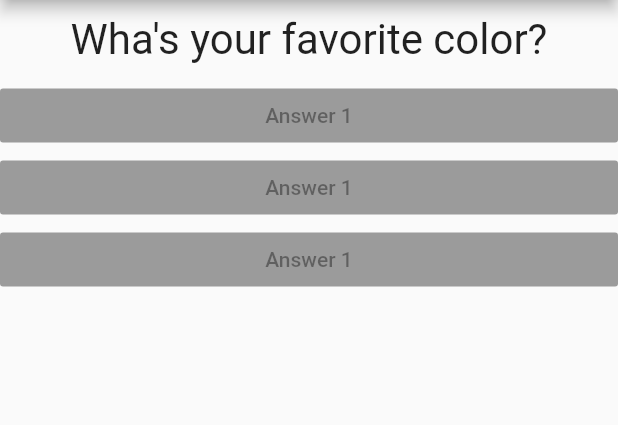
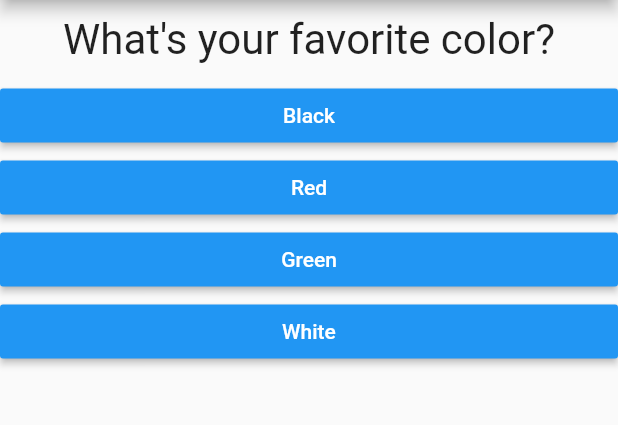
Before and after one commit to ChidiChuks/schmurl_app, a Flutter app: the screen it shows after launch, on a phone screen of 412 x 824 dp, the part 84-509 px from its top. Run offline on Flutter 3.47's test engine with Material 2 defaults, Android fonts, the phone set to English and light mode, and no system bars.

Commit message:
update on the answers options regulated with the questions

```diff
--- a/lib/answer.dart
+++ b/lib/answer.dart
@@ -1,14 +1,20 @@
 import 'package:flutter/material.dart';
 
 class Answer extends StatelessWidget {
+  final Function selectHandler;
+  final String answerText;
+
+  Answer(this.selectHandler, this.answerText);
+
   @override
   Widget build(BuildContext context) {
     return Container(
       width: double.infinity,
       child: RaisedButton(
         color: Colors.blue,
-        child: Text('Answer 1'),
-        onPressed: null,
+        textColor: Colors.white,
+        child: Text(answerText),
+        onPressed: selectHandler,
       ),
     );
   }
--- a/lib/main.dart
+++ b/lib/main.dart
@@ -33,8 +33,18 @@ class _MyAppState extends State<MyApp> {
   @override
   Widget build(BuildContext context) {
     var questions = [
-      'Wha\'s your favorite color?',
-      'What\'s your favorite animal?',
+      {
+        'questionText': 'What\'s your favorite color?',
+        'answers': ['Black', 'Red', 'Green', 'White'],
+      },
+      {
+        'questionText': 'What\'s your favorite animal?',
+        'answers': ['Cat', 'Lion', 'Eagle', 'Snake']
+      },
+      {
+        'questionText': 'Who\'s your favorite instructor?',
+        'answers': ['Max', 'Chinedu', 'Pat', 'John']
+      },
     ];
     return MaterialApp(
       home: new Scaffold(
@@ -44,11 +54,11 @@ class _MyAppState extends State<MyApp> {
         body: new Column(
           children: <Widget>[
             Question(
-              questions[_questionIndex],
+              questions[_questionIndex]['questionText'],
             ),
-            Answer(),
-            Answer(),
-            Answer(),
+            ...(questions[_questionIndex]['answers'] as List<String>).map((answer) {
+              return Answer(_answerQuestion, answer);
+            }).toList()
           ],
         ),
       ),
```
